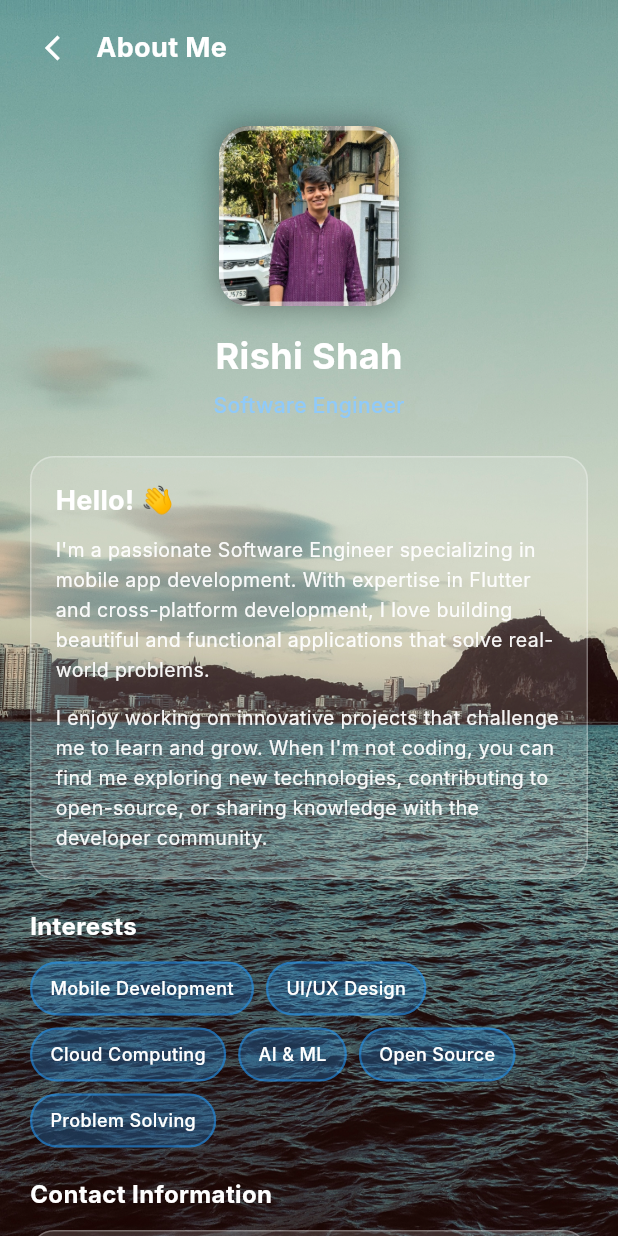
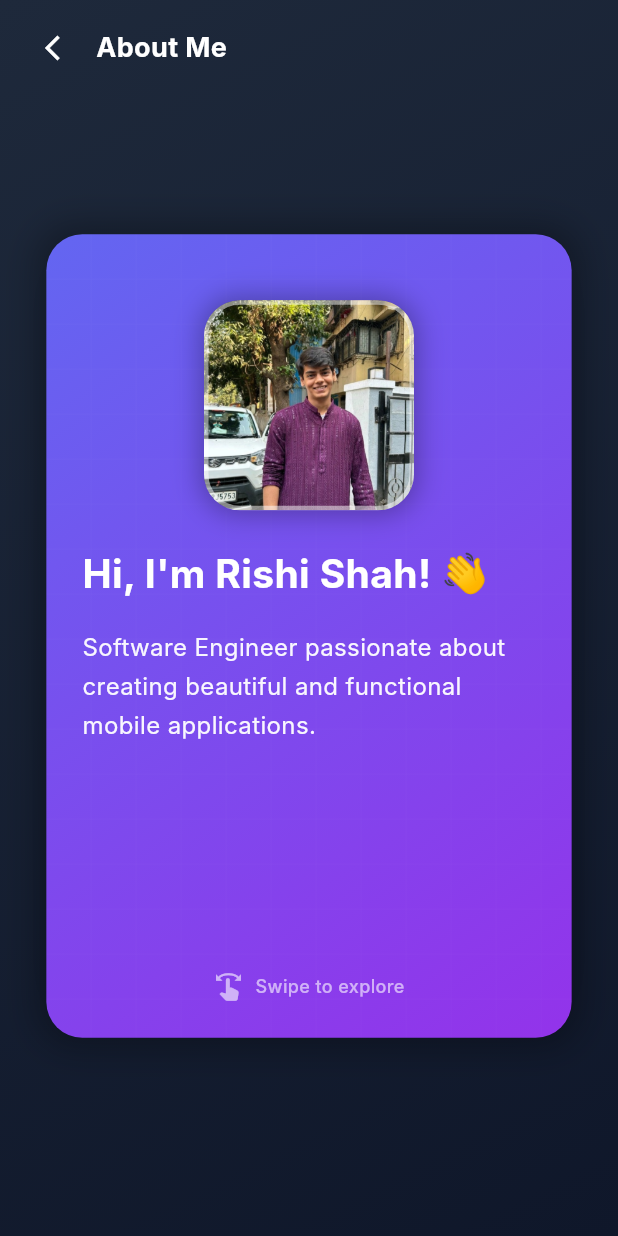
Before and after one commit to shahrishi501/rish_portfolio, a Flutter app: the AboutMePage screen opened directly, on a phone screen of 412 x 824 dp. Run offline on Flutter 3.47's test engine with Material 3 defaults, Android fonts, the light colour scheme and no system bars; our stand-ins replace flutter_svg, icons_plus; missing offline and left inert: device_frame, svg_path_parser; Roboto replaces fonts that are missing (Inter).

Commit message:
projects screen

```diff
--- a/rishi_portfolio/lib/app_icons_screen.dart
+++ b/rishi_portfolio/lib/app_icons_screen.dart
@@ -23,7 +23,6 @@ class PortfolioWidget extends StatelessWidget {
   }
 }
 
-// Home Page
 class PortfolioHomePage extends StatefulWidget {
   const PortfolioHomePage({super.key});
 
@@ -309,7 +308,7 @@ class _PortfolioHomePageState extends State<PortfolioHomePage> {
                                     height: 70,
                                     width: 70,
                                     decoration: BoxDecoration(
-                                      color: Colors.blue,
+                                      color: Colors.black,
                                       borderRadius: BorderRadius.circular(16),
                                     ),
                                     child: Icon(
--- a/rishi_portfolio/lib/widgets/about_me_screen_widget.dart
+++ b/rishi_portfolio/lib/widgets/about_me_screen_widget.dart
@@ -1,16 +1,130 @@
 import 'package:flutter/material.dart';
+import 'dart:math';
 
-// About Me Page
-class AboutMePage extends StatelessWidget {
+// About Me Page with Shuffling Cards
+class AboutMePage extends StatefulWidget {
   const AboutMePage({super.key});
+
+  @override
+  State<AboutMePage> createState() => _AboutMePageState();
+}
+
+class _AboutMePageState extends State<AboutMePage> with TickerProviderStateMixin {
+  int currentCardIndex = 0;
+  late AnimationController _controller;
+  late Animation<Offset> _slideAnimation;
+
+  final List<CardData> cards = [
+    CardData(
+      title: 'Hi, I\'m Rishi Shah! 👋',
+      content: 'Software Engineer passionate about creating beautiful and functional mobile applications.',
+      icon: Icons.person,
+      gradient: [Color(0xFF6366F1), Color(0xFF9333EA)],
+      hasImage: true,
+    ),
+    CardData(
+      title: 'What I Do',
+      content: 'I specialize in mobile app development with Flutter and cross-platform solutions. I love building applications that solve real-world problems.',
+      icon: Icons.code,
+      gradient: [Color(0xFF9333EA), Color(0xFFEC4899)],
+    ),
+    CardData(
+      title: 'My Passion',
+      content: 'I enjoy working on innovative projects that challenge me to learn and grow. When I\'m not coding, you can find me exploring new technologies.',
+      icon: Icons.lightbulb,
+      gradient: [Color(0xFFEC4899), Color(0xFFEF4444)],
+    ),
+    CardData(
+      title: 'Tech Stack',
+      content: '',
+      icon: Icons.laptop_mac,
+      gradient: [Color(0xFF10B981), Color(0xFF14B8A6)],
+      interests: ['Mobile Development', 'Flutter', 'UI/UX Design', 'Cloud Computing', 'AI & ML', 'Problem Solving'],
+    ),
+    CardData(
+      title: 'Location',
+      content: 'Mumbai, India 🇮🇳',
+      icon: Icons.location_on,
+      gradient: [Color(0xFFF97316), Color(0xFFFBBF24)],
+    ),
+    CardData(
+      title: 'Education',
+      content: 'Computer Science Graduate with a passion for continuous learning and innovation.',
+      icon: Icons.school,
+      gradient: [Color(0xFF6366F1), Color(0xFF3B82F6)],
+    ),
+    CardData(
+      title: 'Let\'s Connect!',
+      content: 'rishi@example.com',
+      subcontent: 'Always open to exciting opportunities and collaborations.',
+      icon: Icons.email,
+      gradient: [Color(0xFF06B6D4), Color(0xFF3B82F6)],
+    ),
+  ];
+
+  @override
+  void initState() {
+    super.initState();
+    _controller = AnimationController(
+      duration: Duration(milliseconds: 300),
+      vsync: this,
+    );
+    _slideAnimation = Tween<Offset>(
+      begin: Offset.zero,
+      end: Offset.zero,
+    ).animate(CurvedAnimation(parent: _controller, curve: Curves.easeInOut));
+  }
+
+  @override
+  void dispose() {
+    _controller.dispose();
+    super.dispose();
+  }
+
+  void _nextCard() {
+    if (currentCardIndex < cards.length - 1) {
+      setState(() {
+        _slideAnimation = Tween<Offset>(
+          begin: Offset.zero,
+          end: Offset(-1.5, 0),
+        ).animate(CurvedAnimation(parent: _controller, curve: Curves.easeInOut));
+      });
+
+      _controller.forward().then((_) {
+        setState(() {
+          currentCardIndex++;
+        });
+        _controller.reset();
+      });
+    }
+  }
+
+  void _previousCard() {
+    if (currentCardIndex > 0) {
+      setState(() {
+        _slideAnimation = Tween<Offset>(
+          begin: Offset.zero,
+          end: Offset(1.5, 0),
+        ).animate(CurvedAnimation(parent: _controller, curve: Curves.easeInOut));
+      });
+
+      _controller.forward().then((_) {
+        setState(() {
+          currentCardIndex--;
+        });
+        _controller.reset();
+      });
+    }
+  }
 
   @override
   Widget build(BuildContext context) {
     return Container(
       decoration: BoxDecoration(
-        image: DecorationImage(
-          image: AssetImage("assets/img/background.jpg"),
-          fit: BoxFit.cover,
+        gradient: LinearGradient(
+          begin: Alignment.topLeft,
+          end: Alignment.bottomRight,
+          colors: [Color(0xFF1E293B), Color(0xFF0F172A)],
         ),
       ),
       child: Scaffold(
@@ -38,22 +152,98 @@ class AboutMePage extends StatelessWidget {
                   ],
                 ),
               ),
+
+              // Card Stack
+              Expanded(
+                child: GestureDetector(
+                  onHorizontalDragEnd: (details) {
+                    if (details.primaryVelocity! < 0) {
+                      _nextCard();
+                    } else if (details.primaryVelocity! > 0) {
+                      _previousCard();
+                    }
+                  },
+                  child: Center(
+                    child: Stack(
+                      alignment: Alignment.center,
+                      children: [
+                        // Background cards for depth effect
+                        if (currentCardIndex < cards.length - 1)
+                          Transform.scale(
+                            scale: 0.9,
+                            child: Opacity(
+                              opacity: 0.5,
+                              child: _buildCard(cards[currentCardIndex + 1], false),
+                            ),
+                          ),
+
+                        // Current card with animation
+                        SlideTransition(
+                          position: _slideAnimation,
+                          child: _buildCard(cards[currentCardIndex], true),
+                        ),
+                      ],
+                    ),
+                  ),
+                ),
+              ),
+
+              SizedBox(height: 40),
+            ],
+          ),
+        ),
+      ),
+    );
+  }
+
+  Widget _buildCard(CardData cardData, bool isInteractive) {
+    return Container(
+      width: MediaQuery.of(context).size.width * 0.85,
+      height: MediaQuery.of(context).size.height * 0.65,
+      decoration: BoxDecoration(
+        gradient: LinearGradient(
+          begin: Alignment.topLeft,
+          end: Alignment.bottomRight,
+          colors: cardData.gradient,
+        ),
+        borderRadius: BorderRadius.circular(24),
+        boxShadow: [
+          BoxShadow(
+            color: Colors.black.withOpacity(0.3),
+            blurRadius: 20,
+            spreadRadius: 5,
+          ),
+        ],
+      ),
+      child: ClipRRect(
+        borderRadius: BorderRadius.circular(24),
+        child: Stack(
+          children: [
+            // Background pattern
+            Positioned.fill(
+              child: Opacity(
+                opacity: 0.1,
+                child: CustomPaint(
+                  painter: GridPatternPainter(),
+                ),
+              ),
+            ),
+
             // Content
-              Expanded(
-                child: SingleChildScrollView(
-                  padding: EdgeInsets.all(20),
+            Padding(
+              padding: EdgeInsets.all(24),
               child: Column(
                 crossAxisAlignment: CrossAxisAlignment.start,
                 children: [
-                      // Profile Section
+                  // Profile image for first card
+                  if (cardData.hasImage)
                     Center(
-                        child: Column(
-                          children: [
-                            Container(
-                              height: 120,
-                              width: 120,
+                      child: Container(
+                        height: 140,
+                        width: 140,
+                        margin: EdgeInsets.only(bottom: 24, top: 20),
                         decoration: BoxDecoration(
-                                borderRadius: BorderRadius.circular(20),
+                          borderRadius: BorderRadius.circular(24),
                           image: DecorationImage(
                             image: AssetImage("assets/img/IMG_5178.JPG"),
                             fit: BoxFit.cover,
@@ -71,206 +261,106 @@ class AboutMePage extends StatelessWidget {
                           ],
                         ),
                       ),
-                            SizedBox(height: 16),
+                    )
+                  else
+                    Container(
+                      padding: EdgeInsets.all(16),
+                      margin: EdgeInsets.only(bottom: 20, top: 20),
+                      decoration: BoxDecoration(
+                        color: Colors.white.withOpacity(0.2),
+                        borderRadius: BorderRadius.circular(16),
+                      ),
+                      child: Icon(
+                        cardData.icon,
+                        color: Colors.white,
+                        size: 40,
+                      ),
+                    ),
+
+                  // Title
                   Text(
-                              'Rishi Shah',
+                    cardData.title,
                     style: TextStyle(
-                                fontSize: 24,
+                      fontSize: 26,
                       fontWeight: FontWeight.bold,
                       color: Colors.white,
                     ),
                   ),
-                            SizedBox(height: 6),
+                  SizedBox(height: 16),
+
+                  // Content
+                  if (cardData.content.isNotEmpty)
                     Text(
-                              'Software Engineer',
+                      cardData.content,
+                      style: TextStyle(
+                        fontSize: 16,
+                        color: Colors.white.withOpacity(0.95),
+                        height: 1.6,
+                      ),
+                    ),
+
+                  // Subcontent
+                  if (cardData.subcontent != null) ...[
+                    SizedBox(height: 12),
+                    Text(
+                      cardData.subcontent!,
                       style: TextStyle(
                         fontSize: 14,
-                                color: Colors.blue.shade200,
-                                fontWeight: FontWeight.w500,
+                        color: Colors.white.withOpacity(0.8),
+                        fontStyle: FontStyle.italic,
                       ),
                     ),
                   ],
-                        ),
-                      ),
-                      SizedBox(height: 24),
 
-                      // Bio Section
-                      Container(
-                        padding: EdgeInsets.all(16),
-                        decoration: BoxDecoration(
-                          color: Colors.white.withOpacity(0.15),
-                          borderRadius: BorderRadius.circular(16),
-                          border: Border.all(
-                            color: Colors.white.withOpacity(0.3),
-                            width: 1,
-                          ),
-                        ),
-                        child: Column(
-                          crossAxisAlignment: CrossAxisAlignment.start,
-                          children: [
-                            Text(
-                              'Hello! 👋',
-                              style: TextStyle(
-                                fontSize: 18,
-                                fontWeight: FontWeight.bold,
-                                color: Colors.white,
-                              ),
-                            ),
-                            SizedBox(height: 10),
-                            Text(
-                              'I\'m a passionate Software Engineer specializing in mobile app development. With expertise in Flutter and cross-platform development, I love building beautiful and functional applications that solve real-world problems.',
-                              style: TextStyle(
-                                fontSize: 13,
-                                color: Colors.white.withOpacity(0.95),
-                                height: 1.5,
-                              ),
-                            ),
-                            SizedBox(height: 12),
-                            Text(
-                              'I enjoy working on innovative projects that challenge me to learn and grow. When I\'m not coding, you can find me exploring new technologies, contributing to open-source, or sharing knowledge with the developer community.',
-                              style: TextStyle(
-                                fontSize: 13,
-                                color: Colors.white.withOpacity(0.95),
-                                height: 1.5,
-                              ),
-                            ),
-                          ],
-                        ),
-                      ),
-
-                      SizedBox(height: 20),
-
-                      // Interests Section
-                      Text(
-                        'Interests',
-                        style: TextStyle(
-                          fontSize: 16,
-                          fontWeight: FontWeight.bold,
-                          color: Colors.white,
-                        ),
-                      ),
-                      SizedBox(height: 12),
+                  // Interests/Skills
+                  if (cardData.interests != null) ...[
+                    SizedBox(height: 16),
                     Wrap(
                       spacing: 8,
                       runSpacing: 8,
-                        children: [
-                          _buildInterestChip('Mobile Development'),
-                          _buildInterestChip('UI/UX Design'),
-                          _buildInterestChip('Cloud Computing'),
-                          _buildInterestChip('AI & ML'),
-                          _buildInterestChip('Open Source'),
-                          _buildInterestChip('Problem Solving'),
-                        ],
-                      ),
-
-                      SizedBox(height: 20),
-
-                      // Contact Info Section
-                      Text(
-                        'Contact Information',
-                        style: TextStyle(
-                          fontSize: 16,
-                          fontWeight: FontWeight.bold,
-                          color: Colors.white,
-                        ),
-                      ),
-                      SizedBox(height: 12),
-                      Container(
-                        padding: EdgeInsets.all(16),
+                      children: cardData.interests!
+                          .map((interest) => Container(
+                                padding: EdgeInsets.symmetric(horizontal: 14, vertical: 8),
                                 decoration: BoxDecoration(
-                          color: Colors.white.withOpacity(0.15),
-                          borderRadius: BorderRadius.circular(16),
-                          border: Border.all(
-                            color: Colors.white.withOpacity(0.3),
-                            width: 1,
-                          ),
-                        ),
-                        child: Column(
-                          children: [
-                            _buildInfoRow(
-                              Icons.location_on,
-                              'Location',
-                              'Mumbai, India',
-                            ),
-                            SizedBox(height: 12),
-                            _buildInfoRow(
-                              Icons.school,
-                              'Education',
-                              'Computer Science',
-                            ),
-                            SizedBox(height: 12),
-                            _buildInfoRow(
-                              Icons.email,
-                              'Email',
-                              'rishi@example.com',
-                            ),
-                          ],
-                        ),
-                      ),
-
-                      SizedBox(height: 30),
-                    ],
-                  ),
-                ),
-              ),
-            ],
-          ),
-        ),
-      ),
-    );
-  }
-
-  static Widget _buildInterestChip(String interest) {
-    return Container(
-      padding: EdgeInsets.symmetric(horizontal: 12, vertical: 8),
-      decoration: BoxDecoration(
-        color: Colors.blue.withOpacity(0.3),
+                                  color: Colors.white.withOpacity(0.25),
                                   borderRadius: BorderRadius.circular(20),
                                   border: Border.all(
-          color: Colors.blue.withOpacity(0.5),
+                                    color: Colors.white.withOpacity(0.4),
                                     width: 1.5,
                                   ),
                                 ),
                                 child: Text(
                                   interest,
                                   style: TextStyle(
-          fontSize: 12,
+                                    fontSize: 13,
                                     color: Colors.white,
                                     fontWeight: FontWeight.w500,
                                   ),
                                 ),
-    );
-  }
+                              ))
+                          .toList(),
+                    ),
+                  ],
 
-  static Widget _buildInfoRow(IconData icon, String label, String value) {
-    return Row(
+                  Spacer(),
+
+                  // Swipe instruction
+                  if (isInteractive)
+                    Center(
+                      child: Row(
+                        mainAxisAlignment: MainAxisAlignment.center,
                         children: [
-        Container(
-          padding: EdgeInsets.all(8),
-          decoration: BoxDecoration(
-            color: Colors.white.withOpacity(0.2),
-            borderRadius: BorderRadius.circular(8),
+                          Icon(
+                            Icons.swipe,
+                            color: Colors.white.withOpacity(0.6),
+                            size: 20,
                           ),
-          child: Icon(icon, color: Colors.white, size: 18),
-        ),
-        SizedBox(width: 12),
-        Expanded(
-          child: Column(
-            crossAxisAlignment: CrossAxisAlignment.start,
-            children: [
+                          SizedBox(width: 8),
                           Text(
-                label,
+                            'Swipe to explore',
                             style: TextStyle(
-                  fontSize: 11,
-                  color: Colors.white.withOpacity(0.7),
-                ),
-              ),
-              SizedBox(height: 2),
-              Text(
-                value,
-                style: TextStyle(
-                  fontSize: 13,
-                  color: Colors.white,
+                              color: Colors.white.withOpacity(0.6),
+                              fontSize: 12,
                               fontWeight: FontWeight.w500,
                             ),
                           ),
@@ -278,6 +368,54 @@ class AboutMePage extends StatelessWidget {
                       ),
                     ),
                 ],
+              ),
+            ),
+          ],
+        ),
+      ),
     );
   }
 }
+
+class CardData {
+  final String title;
+  final String content;
+  final String? subcontent;
+  final IconData icon;
+  final List<Color> gradient;
+  final List<String>? interests;
+  final bool hasImage;
+
+  CardData({
+    required this.title,
+    required this.content,
+    this.subcontent,
+    required this.icon,
+    required this.gradient,
+    this.interests,
+    this.hasImage = false,
+  });
+}
+
+class GridPatternPainter extends CustomPainter {
+  @override
+  void paint(Canvas canvas, Size size) {
+    final paint = Paint()
+      ..color = Colors.white.withOpacity(0.1)
+      ..strokeWidth = 1
+      ..style = PaintingStyle.stroke;
+
+    const spacing = 30.0;
+
+    for (double i = 0; i < size.width; i += spacing) {
+      canvas.drawLine(Offset(i, 0), Offset(i, size.height), paint);
+    }
+
+    for (double i = 0; i < size.height; i += spacing) {
+      canvas.drawLine(Offset(0, i), Offset(size.width, i), paint);
+    }
+  }
+
+  @override
+  bool shouldRepaint(covariant CustomPainter oldDelegate) => false;
+}
--- a/rishi_portfolio/lib/widgets/project_page_widget.dart
+++ b/rishi_portfolio/lib/widgets/project_page_widget.dart
@@ -30,7 +30,7 @@ class ProjectPageWidget extends StatelessWidget {
           imageUrl: 'assets/icons/svkm_educonnect.png',
           accentColor: Color(0xFF6366F1),
           role: 'Full Stack Developer',
-          year: '2024',
+          year: '2025',
           technologies: ['Flutter', 'Firebase', 'Node.js'],
         ),
         Project(
@@ -40,7 +40,7 @@ class ProjectPageWidget extends StatelessWidget {
           accentColor: Color(0xFF8B5CF6),
           role: 'Mobile Developer',
           year: '2024',
-          technologies: ['Flutter', 'SQLite', 'ML Kit'],
+          technologies: ['Flutter', 'MySQL', 'Firebase', 'VertexAI', 'Django', 'Cloudinary'],
         ),
         Project(
           name: "UniStay",
@@ -48,8 +48,8 @@ class ProjectPageWidget extends StatelessWidget {
           imageUrl: 'assets/icons/image 3.png',
           accentColor: Color(0xFFEC4899),
           role: 'Lead Developer',
-          year: '2023',
-          technologies: ['Flutter', 'REST API', 'Maps'],
+          year: '2025',
+          technologies: ['Flutter', 'Golang', 'PostgreSQL', 'Figma',],
         ),
         Project(
           name: "YouBook",
@@ -65,7 +65,7 @@ class ProjectPageWidget extends StatelessWidget {
   @override
   Widget build(BuildContext context) {
     return Scaffold(
-      backgroundColor: Color(0xFF0A0A0A),
+      backgroundColor: Colors.black,
       body: CustomScrollView(
         slivers: [
           SliverAppBar(
```
Lines whose indentation alone changed are shown as unchanged.
